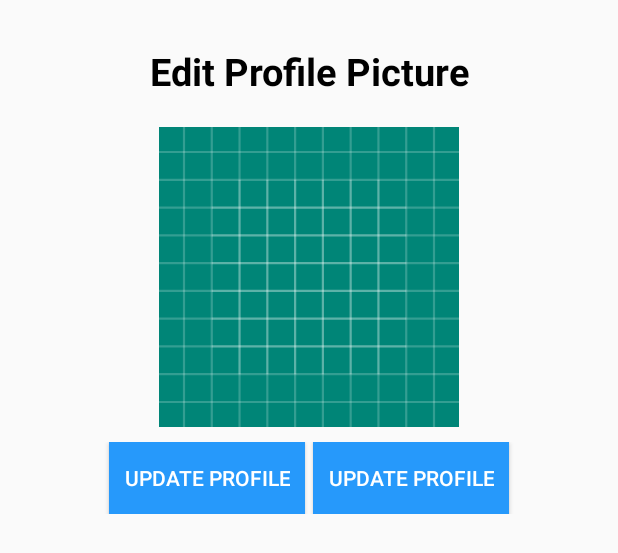
After one commit to rockushal3/androidfinalproject, an Android app: the layout fragment_profile_image.xml on its own in the app's theme, with its tools: preview values and no code run, on a phone screen of 412 x 824 dp. The commit adds this screen. Shown: the top 553 px of the screen. Run offline under Robolectric (Android 15) with nearby library versions, the phone set to English and light mode, and no system bars.

Commit message:
update profile pic design

```diff
--- /dev/null
+++ b/app/src/main/java/com/example/journey_mate/controller/fragment/profile_image.java
@@ -0,0 +1,31 @@
+package com.example.journey_mate.controller.fragment;
+
+
+import android.app.AlertDialog;
+import android.app.Dialog;
+import android.os.Bundle;
+
+import androidx.annotation.Nullable;
+import androidx.fragment.app.DialogFragment;
+import androidx.fragment.app.Fragment;
+
+import android.view.LayoutInflater;
+import android.view.View;
+import android.view.ViewGroup;
+
+import com.example.journey_mate.R;
+
+public class profile_image extends DialogFragment {
+
+
+    public Dialog onCreateDialog(@Nullable Bundle savedInstanceState) {
+
+        AlertDialog.Builder builder = new AlertDialog.Builder(getActivity());
+        LayoutInflater inflater = getActivity().getLayoutInflater();
+        View view = inflater.inflate(R.layout.fragment_profile_image, null);
+        builder.setView(view);
+
+        return builder.create();
+    }
+
+}
--- a/app/src/main/java/com/example/journey_mate/controller/profile.java
+++ b/app/src/main/java/com/example/journey_mate/controller/profile.java
@@ -15,17 +15,21 @@ import android.os.Bundle;
 import android.view.MenuItem;
 import android.view.View;
 import android.widget.Button;
+import android.widget.ImageButton;
 import android.widget.TextView;
 
 import com.example.journey_mate.R;
 import com.example.journey_mate.adaptor.PostAdaptor;
 import com.example.journey_mate.api.UserApi;
+import com.example.journey_mate.controller.fragment.addTrip;
+import com.example.journey_mate.controller.fragment.profile_image;
 import com.example.journey_mate.model.User;
 import com.google.android.material.navigation.NavigationView;
 
 public class profile extends AppCompatActivity implements NavigationView.OnNavigationItemSelectedListener,View.OnClickListener{
     DrawerLayout drawerLayout;
     Button menu,btn_edit_profile;
+    ImageButton updateprofileimage,updatecover;
     ActionBarDrawerToggle drawerToggle ;
     private RecyclerView postview;
 
@@ -86,6 +90,12 @@ public class profile extends AppCompatActivity implements NavigationView.OnNavig
         userdob.setText("Birthday "+UserApi.loginUserDetail.getDob());
         profilename.setText(UserApi.loginUserDetail.getName());
 
+        //Image update
+        updateprofileimage = findViewById(R.id.btn_profile_pic);
+        updatecover = findViewById(R.id.update_cover);
+
+        updateprofileimage.setOnClickListener(this);
+
 
     }
 
@@ -140,6 +150,9 @@ public class profile extends AppCompatActivity implements NavigationView.OnNavig
                 intent = new Intent(profile.this,updateProfile.class);
                 startActivity(intent);
                 break;
+            case R.id.btn_profile_pic:
+               profile_image profile_image = new profile_image();
+                profile_image.show(getSupportFragmentManager(), "123");
         }
     }
 }
--- a/app/src/main/res/layout/activity_profile.xml
+++ b/app/src/main/res/layout/activity_profile.xml
@@ -30,6 +30,7 @@
                 />
 
         <ImageButton
+            android:id="@+id/update_cover"
             android:layout_width="wrap_content"
             android:layout_height="wrap_content"
             android:layout_below="@+id/coverpic"
@@ -50,6 +51,7 @@
             />
 
         <ImageButton
+            android:id="@+id/btn_profile_pic"
             android:layout_width="wrap_content"
             android:layout_height="wrap_content"
             android:layout_below="@+id/coverpic"
--- /dev/null
+++ b/app/src/main/res/layout/fragment_profile_image.xml
@@ -0,0 +1,56 @@
+<?xml version="1.0" encoding="utf-8"?>
+<LinearLayout xmlns:android="http://schemas.android.com/apk/res/android"
+    xmlns:tools="http://schemas.android.com/tools"
+    android:layout_width="match_parent"
+    android:layout_height="match_parent"
+    android:orientation="vertical"
+    tools:context=".controller.fragment.profile_image">
+
+    <TextView
+        android:layout_width="match_parent"
+        android:layout_height="wrap_content"
+        android:text="Edit Profile Picture"
+        android:gravity="center"
+        android:layout_marginTop="30dp"
+        android:textStyle="bold"
+        android:textSize="25dp"
+        android:textColor="@color/black"
+        />
+
+   <ImageView
+       android:layout_marginTop="20dp"
+       android:layout_width="200dp"
+       android:layout_height="200dp"
+       android:layout_gravity="center"
+       android:src="@drawable/ic_launcher_background"/>
+    <LinearLayout
+        android:layout_width="match_parent"
+        android:layout_height="wrap_content"
+        android:layout_margin="10dp"
+        android:gravity="center"
+        >
+    <Button
+        android:id="@+id/update_image"
+        android:layout_width="wrap_content"
+        android:layout_height="wrap_content"
+        android:layout_gravity="center"
+        android:background="@color/colorAccent"
+        android:text="Update Profile"
+        android:textColor="@color/white"
+        android:padding="10dp"
+        />
+        <Button
+            android:id="@+id/select_image"
+            android:layout_width="wrap_content"
+            android:layout_height="wrap_content"
+            android:layout_gravity="center"
+            android:background="@color/colorAccent"
+            android:text="Update Profile"
+            android:textColor="@color/white"
+            android:padding="10dp"
+            android:layout_marginLeft="5dp"
+
+            />
+    </LinearLayout>
+
+</LinearLayout>
```
